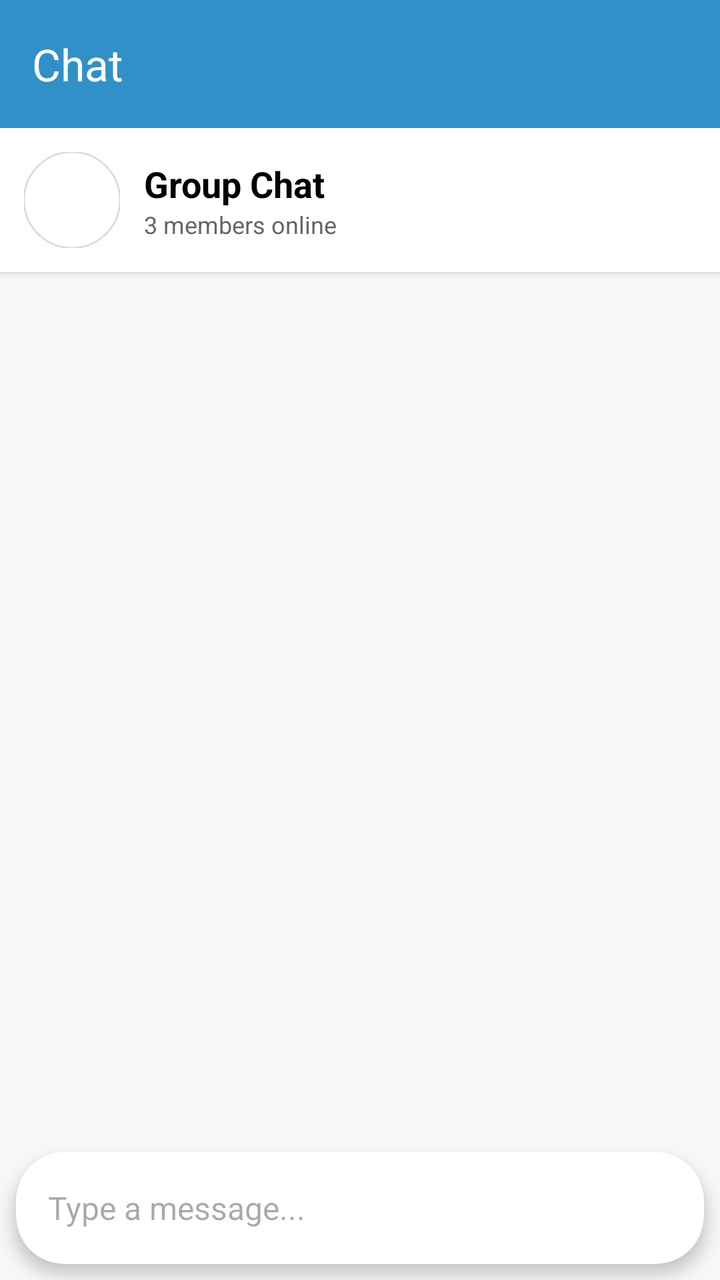
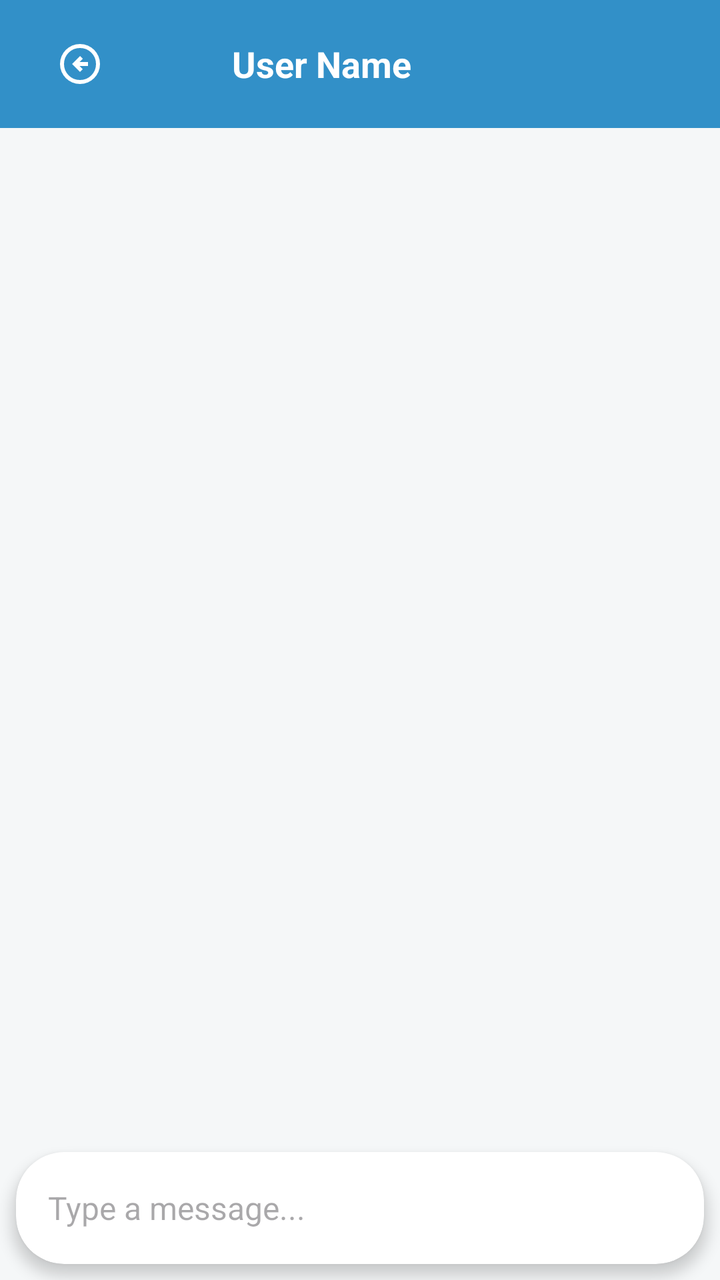

Compare the two renders of this Android layout. The source of the first and the diff that turns it into the second are given below.
<!-- AndroidManifest.xml: application theme Theme.BetweenUs -->
<!-- res/layout/fragment_messaging.xml -->
<?xml version="1.0" encoding="utf-8"?>
<androidx.constraintlayout.widget.ConstraintLayout xmlns:android="http://schemas.android.com/apk/res/android"
    xmlns:app="http://schemas.android.com/apk/res-auto"
    android:layout_width="match_parent"
    android:layout_height="match_parent"
    android:background="#F5F7F8">

    
    <com.google.android.material.appbar.MaterialToolbar
        android:id="@+id/chatToolbar"
        android:layout_width="0dp"
        android:layout_height="wrap_content"
        android:background="#3290c8"
        android:elevation="4dp"
        app:layout_constraintEnd_toEndOf="parent"
        app:layout_constraintStart_toStartOf="parent"
        app:layout_constraintTop_toTopOf="parent"
        app:title="Chat"
        app:titleTextColor="@android:color/white" />

    
    <androidx.cardview.widget.CardView
        android:id="@+id/groupBannerCard"
        android:layout_width="match_parent"
        android:layout_height="wrap_content"
        app:cardElevation="2dp"
        app:cardCornerRadius="0dp"
        app:layout_constraintTop_toBottomOf="@id/chatToolbar">

        <LinearLayout
            android:id="@+id/groupBanner"
            android:layout_width="match_parent"
            android:layout_height="wrap_content"
            android:gravity="center_vertical"
            android:orientation="horizontal"
            android:padding="12dp">

            <com.google.android.material.imageview.ShapeableImageView
                android:id="@+id/groupImage"
                android:layout_width="48dp"
                android:layout_height="48dp"
                android:src="@drawable/ic_group_placeholder"
                app:shapeAppearanceOverlay="@style/ShapeAppearance.Material3.Corner.Full"                app:strokeColor="#DDDDDD"
                app:strokeWidth="1dp" />

            <LinearLayout
                android:layout_width="wrap_content"
                android:layout_height="wrap_content"
                android:layout_marginStart="12dp"
                android:orientation="vertical">

                <TextView
                    android:id="@+id/groupName"
                    android:layout_width="wrap_content"
                    android:layout_height="wrap_content"
                    android:text="Group Chat"
                    android:textColor="@color/black"
                    android:textSize="18sp"
                    android:textStyle="bold" />

                <TextView
                    android:layout_width="wrap_content"
                    android:layout_height="wrap_content"
                    android:text="3 members online"
                    android:textColor="#666666"
                    android:textSize="12sp" />
            </LinearLayout>

        </LinearLayout>
    </androidx.cardview.widget.CardView>

    
    <androidx.recyclerview.widget.RecyclerView
        android:id="@+id/messagesRecyclerView"
        android:layout_width="0dp"
        android:layout_height="0dp"
        android:clipToPadding="false"
        android:padding="8dp"
        app:layout_constraintBottom_toTopOf="@id/messageInputLayout"
        app:layout_constraintEnd_toEndOf="parent"
        app:layout_constraintStart_toStartOf="parent"
        app:layout_constraintTop_toBottomOf="@id/groupBannerCard" />

    
    <androidx.cardview.widget.CardView
        android:id="@+id/messageInputLayout"
        android:layout_width="0dp"
        android:layout_height="wrap_content"
        android:layout_margin="8dp"
        app:cardCornerRadius="24dp"
        app:cardElevation="4dp"
        app:layout_constraintBottom_toBottomOf="parent"
        app:layout_constraintEnd_toEndOf="parent"
        app:layout_constraintStart_toStartOf="parent">

        <LinearLayout
            android:layout_width="match_parent"
            android:layout_height="wrap_content"
            android:gravity="center_vertical"
            android:orientation="horizontal"
            android:paddingHorizontal="16dp"
            android:paddingVertical="4dp">

            <EditText
                android:id="@+id/messageInput"
                android:layout_width="0dp"
                android:layout_height="wrap_content"
                android:layout_weight="1"
                android:background="@android:color/transparent"
                android:hint="Type a message..."
                android:minHeight="48dp"
                android:paddingVertical="8dp"
                android:textColor="@color/black"
                android:textSize="16sp" />

            <ImageButton
                android:id="@+id/sendMessageButton"
                android:layout_width="40dp"
                android:layout_height="40dp"
                android:background="?attr/selectableItemBackgroundBorderless"
                android:src="@drawable/ic_send"
                app:tint="#3290c8" />

        </LinearLayout>
    </androidx.cardview.widget.CardView>

</androidx.constraintlayout.widget.ConstraintLayout>
<!-- resources referenced by this layout -->
<resources>
  <color name="black">#FF000000</color>
  <!-- drawable ic_group_placeholder (drawable) -->
  <?xml version="1.0" encoding="utf-8"?>
  <selector xmlns:android="http://schemas.android.com/apk/res/android">
  
  </selector>
  <!-- drawable ic_send (drawable) -->
  <?xml version="1.0" encoding="utf-8"?>
  <selector xmlns:android="http://schemas.android.com/apk/res/android">
  
  </selector>
  <style name="Theme.BetweenUs" parent="Theme.MaterialComponents.DayNight.NoActionBar">
          
          <item name="colorPrimary">@color/purple_500</item>
          <item name="colorPrimaryVariant">@color/purple_700</item>
          <item name="colorOnPrimary">@color/white</item>
          
          <item name="colorSecondary">@color/teal_200</item>
          <item name="colorSecondaryVariant">@color/teal_700</item>
          <item name="colorOnSecondary">@color/black</item>
          
          <item name="android:statusBarColor">?attr/colorPrimaryVariant</item>
          
      </style>
  <color name="purple_500">#FF6200EE</color>
  <color name="purple_700">#FF3700B3</color>
  <color name="white">#FFFFFFFF</color>
  <color name="teal_200">#FF03DAC5</color>
  <color name="teal_700">#FF018786</color>
</resources>

<!-- the commit's change to res/layout/fragment_messaging.xml (unified diff, before → after) -->
@@ -14,60 +14,41 @@
         android:elevation="4dp"
         app:layout_constraintEnd_toEndOf="parent"
         app:layout_constraintStart_toStartOf="parent"
-        app:layout_constraintTop_toTopOf="parent"
-        app:title="Chat"
-        app:titleTextColor="@android:color/white" />
-
-    
-    <androidx.cardview.widget.CardView
-        android:id="@+id/groupBannerCard"
-        android:layout_width="match_parent"
-        android:layout_height="wrap_content"
-        app:cardElevation="2dp"
-        app:cardCornerRadius="0dp"
-        app:layout_constraintTop_toBottomOf="@id/chatToolbar">
+        app:layout_constraintTop_toTopOf="parent">
 
         <LinearLayout
-            android:id="@+id/groupBanner"
             android:layout_width="match_parent"
             android:layout_height="wrap_content"
             android:gravity="center_vertical"
-            android:orientation="horizontal"
-            android:padding="12dp">
+            android:orientation="horizontal">
+
+            <ImageButton
+                android:id="@+id/backButton"
+                android:layout_width="48dp"
+                android:layout_height="48dp"
+                android:background="?attr/selectableItemBackgroundBorderless"
+                android:src="@drawable/back_arrow"
+                app:tint="@android:color/white" />
 
             <com.google.android.material.imageview.ShapeableImageView
                 android:id="@+id/groupImage"
-                android:layout_width="48dp"
-                android:layout_height="48dp"
-                android:src="@drawable/ic_group_placeholder"
-                app:shapeAppearanceOverlay="@style/ShapeAppearance.Material3.Corner.Full"                app:strokeColor="#DDDDDD"
-                app:strokeWidth="1dp" />
+                android:layout_width="32dp"
+                android:layout_height="32dp"
+                android:layout_marginStart="8dp"
+                android:src="@drawable/ic_profile_placeholder"
+                app:shapeAppearanceOverlay="@style/ShapeAppearance.Material3.Corner.Full" />
 
-            <LinearLayout
+            <TextView
+                android:id="@+id/groupName"
                 android:layout_width="wrap_content"
                 android:layout_height="wrap_content"
                 android:layout_marginStart="12dp"
-                android:orientation="vertical">
-
-                <TextView
-                    android:id="@+id/groupName"
-                    android:layout_width="wrap_content"
-                    android:layout_height="wrap_content"
-                    android:text="Group Chat"
-                    android:textColor="@color/black"
-                    android:textSize="18sp"
-                    android:textStyle="bold" />
-
-                <TextView
-                    android:layout_width="wrap_content"
-                    android:layout_height="wrap_content"
-                    android:text="3 members online"
-                    android:textColor="#666666"
-                    android:textSize="12sp" />
-            </LinearLayout>
-
+                android:text="User Name"
+                android:textColor="@android:color/white"
+                android:textSize="18sp"
+                android:textStyle="bold" />
         </LinearLayout>
-    </androidx.cardview.widget.CardView>
+    </com.google.android.material.appbar.MaterialToolbar>
 
     
     <androidx.recyclerview.widget.RecyclerView
@@ -79,7 +60,7 @@
         app:layout_constraintBottom_toTopOf="@id/messageInputLayout"
         app:layout_constraintEnd_toEndOf="parent"
         app:layout_constraintStart_toStartOf="parent"
-        app:layout_constraintTop_toBottomOf="@id/groupBannerCard" />
+        app:layout_constraintTop_toBottomOf="@id/chatToolbar" />
 
     
     <androidx.cardview.widget.CardView
<!-- resource entries referenced after the edit -->
@@ -1,7 +1,17 @@
 <!-- resources referenced by this layout -->
 <resources>
   <color name="black">#FF000000</color>
-  <!-- drawable ic_group_placeholder (drawable) -->
+  <!-- drawable back_arrow (drawable) -->
+  <vector xmlns:android="http://schemas.android.com/apk/res/android"
+      android:width="24dp"
+      android:height="24dp"
+      android:viewportWidth="960"
+      android:viewportHeight="960">
+    <path
+        android:pathData="m480,640 l56,-56 -64,-64h168v-80L472,440l64,-64 -56,-56 -160,160 160,160ZM480,880q-83,0 -156,-31.5T197,763q-54,-54 -85.5,-127T80,480q0,-83 31.5,-156T197,197q54,-54 127,-85.5T480,80q83,0 156,31.5T763,197q54,54 85.5,127T880,480q0,83 -31.5,156T763,763q-54,54 -127,85.5T480,880ZM480,800q134,0 227,-93t93,-227q0,-134 -93,-227t-227,-93q-134,0 -227,93t-93,227q0,134 93,227t227,93ZM480,480Z"
+        android:fillColor="#e3e3e3"/>
+  </vector>
+  <!-- drawable ic_profile_placeholder (drawable) -->
   <?xml version="1.0" encoding="utf-8"?>
   <selector xmlns:android="http://schemas.android.com/apk/res/android">
   
